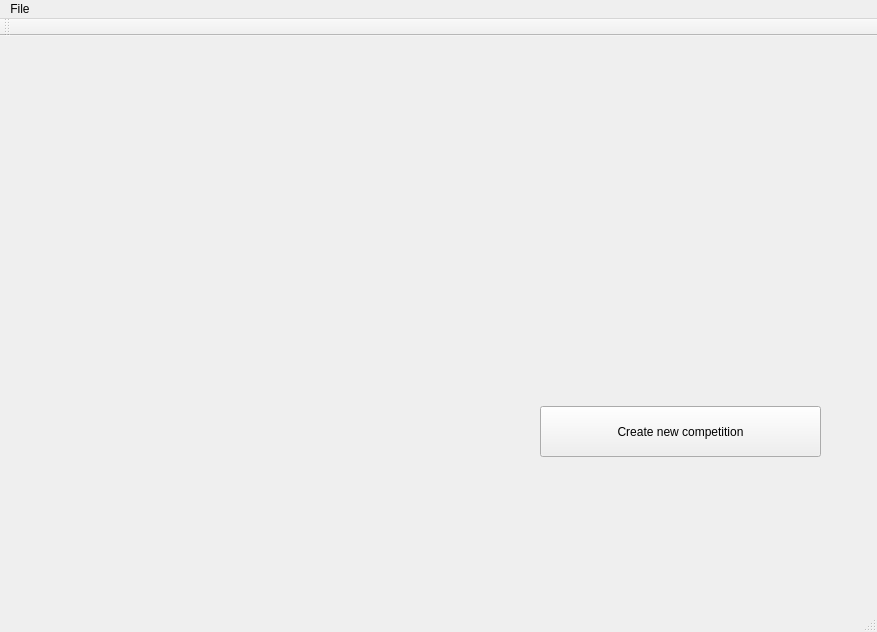
Old version of the form sources/FootballEditor16/GUIApp/mainwindow.ui in the repository vaddya/FootballEditor16.
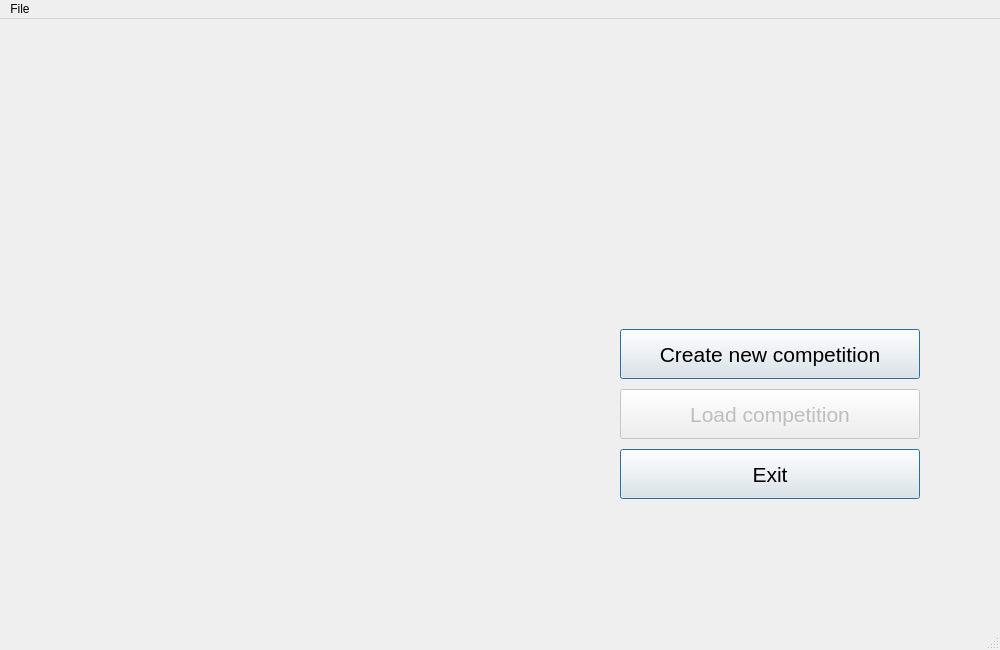
New version of the form.

Commit message: added exit dialog

Patch:
```diff
--- a/sources/FootballEditor16/GUIApp/mainwindow.ui
+++ b/sources/FootballEditor16/GUIApp/mainwindow.ui
@@ -6,26 +6,152 @@
    <rect>
     <x>0</x>
     <y>0</y>
-    <width>877</width>
-    <height>632</height>
+    <width>1000</width>
+    <height>650</height>
    </rect>
   </property>
+  <property name="sizePolicy">
+   <sizepolicy hsizetype="Fixed" vsizetype="Fixed">
+    <horstretch>0</horstretch>
+    <verstretch>0</verstretch>
+   </sizepolicy>
+  </property>
+  <property name="minimumSize">
+   <size>
+    <width>1000</width>
+    <height>650</height>
+   </size>
+  </property>
+  <property name="maximumSize">
+   <size>
+    <width>1000</width>
+    <height>650</height>
+   </size>
+  </property>
+  <property name="mouseTracking">
+   <bool>false</bool>
+  </property>
   <property name="windowTitle">
-   <string>MainWindow</string>
+   <string>Football Editor 16</string>
+  </property>
+  <property name="autoFillBackground">
+   <bool>true</bool>
+  </property>
+  <property name="styleSheet">
+   <string notr="true"/>
+  </property>
+  <property name="animated">
+   <bool>true</bool>
+  </property>
+  <property name="isVisible" stdset="0">
+   <bool>false</bool>
   </property>
   <widget class="QWidget" name="centralWidget">
-   <widget class="QPushButton" name="pushButton">
+   <widget class="QPushButton" name="btnNewComp">
+    <property name="enabled">
+     <bool>true</bool>
+    </property>
     <property name="geometry">
      <rect>
-      <x>540</x>
-      <y>370</y>
-      <width>281</width>
-      <height>51</height>
+      <x>620</x>
+      <y>310</y>
+      <width>300</width>
+      <height>50</height>
      </rect>
     </property>
+    <property name="font">
+     <font>
+      <pointsize>16</pointsize>
+      <weight>50</weight>
+      <italic>false</italic>
+      <bold>false</bold>
+      <strikeout>false</strikeout>
+      <kerning>true</kerning>
+     </font>
+    </property>
+    <property name="cursor">
+     <cursorShape>PointingHandCursor</cursorShape>
+    </property>
+    <property name="styleSheet">
+     <string notr="true"/>
+    </property>
     <property name="text">
      <string>Create new competition</string>
     </property>
+    <property name="default">
+     <bool>true</bool>
+    </property>
+   </widget>
+   <widget class="QPushButton" name="btnLoadComp">
+    <property name="enabled">
+     <bool>false</bool>
+    </property>
+    <property name="geometry">
+     <rect>
+      <x>620</x>
+      <y>370</y>
+      <width>300</width>
+      <height>50</height>
+     </rect>
+    </property>
+    <property name="font">
+     <font>
+      <pointsize>16</pointsize>
+      <weight>50</weight>
+      <italic>false</italic>
+      <bold>false</bold>
+      <strikeout>false</strikeout>
+      <kerning>true</kerning>
+     </font>
+    </property>
+    <property name="cursor">
+     <cursorShape>PointingHandCursor</cursorShape>
+    </property>
+    <property name="text">
+     <string>Load competition</string>
+    </property>
+    <property name="autoDefault">
+     <bool>false</bool>
+    </property>
+    <property name="default">
+     <bool>true</bool>
+    </property>
+    <property name="flat">
+     <bool>false</bool>
+    </property>
+   </widget>
+   <widget class="QPushButton" name="btnExit">
+    <property name="enabled">
+     <bool>true</bool>
+    </property>
+    <property name="geometry">
+     <rect>
+      <x>620</x>
+      <y>430</y>
+      <width>300</width>
+      <height>50</height>
+     </rect>
+    </property>
+    <property name="font">
+     <font>
+      <family>Ubuntu</family>
+      <pointsize>16</pointsize>
+      <weight>50</weight>
+      <italic>false</italic>
+      <bold>false</bold>
+      <strikeout>false</strikeout>
+      <kerning>true</kerning>
+     </font>
+    </property>
+    <property name="cursor">
+     <cursorShape>PointingHandCursor</cursorShape>
+    </property>
+    <property name="text">
+     <string>Exit</string>
+    </property>
+    <property name="default">
+     <bool>true</bool>
+    </property>
    </widget>
   </widget>
   <widget class="QMenuBar" name="menuBar">
@@ -33,7 +159,7 @@
     <rect>
      <x>0</x>
      <y>0</y>
-     <width>877</width>
+     <width>1000</width>
      <height>25</height>
     </rect>
    </property>
@@ -45,14 +171,6 @@
    </widget>
    <addaction name="menuFile"/>
   </widget>
-  <widget class="QToolBar" name="mainToolBar">
-   <attribute name="toolBarArea">
-    <enum>TopToolBarArea</enum>
-   </attribute>
-   <attribute name="toolBarBreak">
-    <bool>false</bool>
-   </attribute>
-  </widget>
   <widget class="QStatusBar" name="statusBar"/>
   <action name="actionFile">
    <property name="text">
```
The commit also changes 15 other files.
